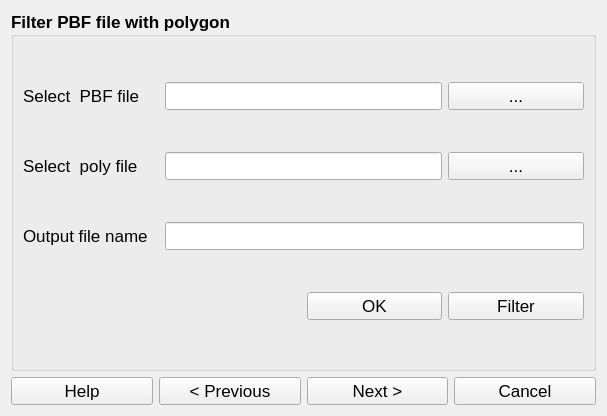
Before: the Qt Designer form flexigis/filter_PBF.ui in FlexiGIS/FlexiGIS-plugin, drawn with Qt 5.
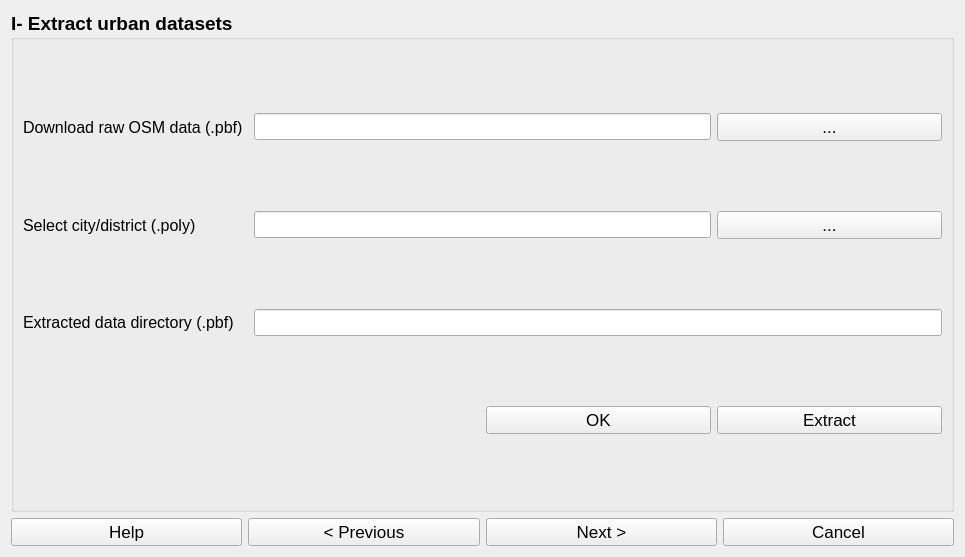
After: the same form once the commit is applied.

Patch:
```diff
--- a/flexigis/filter_PBF.ui
+++ b/flexigis/filter_PBF.ui
@@ -6,8 +6,8 @@
    <rect>
     <x>0</x>
     <y>0</y>
-    <width>607</width>
-    <height>416</height>
+    <width>965</width>
+    <height>557</height>
    </rect>
   </property>
   <property name="font">
@@ -51,13 +51,13 @@
     <widget class="QGroupBox" name="groupBox">
      <property name="font">
       <font>
-       <pointsize>13</pointsize>
+       <pointsize>14</pointsize>
        <weight>75</weight>
        <bold>true</bold>
       </font>
      </property>
      <property name="title">
-      <string>Filter PBF file with polygon</string>
+      <string>I- Extract urban datasets</string>
      </property>
      <layout class="QGridLayout" name="gridLayout_2">
       <item row="0" column="3">
@@ -78,13 +78,13 @@
        <widget class="QLabel" name="l3">
         <property name="font">
          <font>
-          <pointsize>13</pointsize>
+          <pointsize>12</pointsize>
           <weight>50</weight>
           <bold>false</bold>
          </font>
         </property>
         <property name="text">
-         <string>Output file name</string>
+         <string>Extracted data directory (.pbf)</string>
         </property>
        </widget>
       </item>
@@ -92,13 +92,13 @@
        <widget class="QLabel" name="l1">
         <property name="font">
          <font>
-          <pointsize>13</pointsize>
+          <pointsize>12</pointsize>
           <weight>50</weight>
           <bold>false</bold>
          </font>
         </property>
         <property name="text">
-         <string>Select  PBF file</string>
+         <string>Download raw OSM data (.pbf)</string>
         </property>
        </widget>
       </item>
@@ -112,7 +112,7 @@
          </font>
         </property>
         <property name="text">
-         <string>Filter</string>
+         <string>Extract</string>
         </property>
        </widget>
       </item>
@@ -120,13 +120,13 @@
        <widget class="QLabel" name="l2">
         <property name="font">
          <font>
-          <pointsize>13</pointsize>
+          <pointsize>12</pointsize>
           <weight>50</weight>
           <bold>false</bold>
          </font>
         </property>
         <property name="text">
-         <string>Select  poly file</string>
+         <string>Select city/district (.poly)</string>
         </property>
        </widget>
       </item>
@@ -148,7 +148,7 @@
        <widget class="QLineEdit" name="lineEdit3">
         <property name="font">
          <font>
-          <pointsize>13</pointsize>
+          <pointsize>12</pointsize>
           <weight>50</weight>
           <bold>false</bold>
          </font>
@@ -159,7 +159,7 @@
        <widget class="QLineEdit" name="lineEdit2">
         <property name="font">
          <font>
-          <pointsize>13</pointsize>
+          <pointsize>12</pointsize>
           <weight>50</weight>
           <bold>false</bold>
          </font>
@@ -170,6 +170,7 @@
        <widget class="QLineEdit" name="lineEdit1">
         <property name="font">
          <font>
+          <pointsize>12</pointsize>
           <weight>50</weight>
           <bold>false</bold>
          </font>
```
